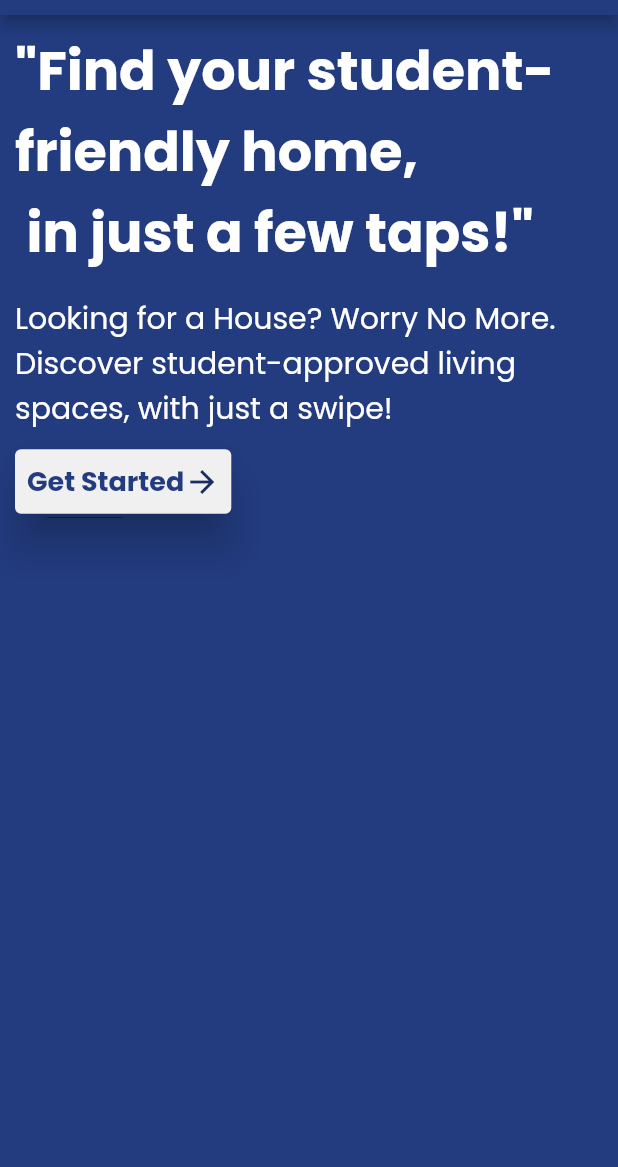
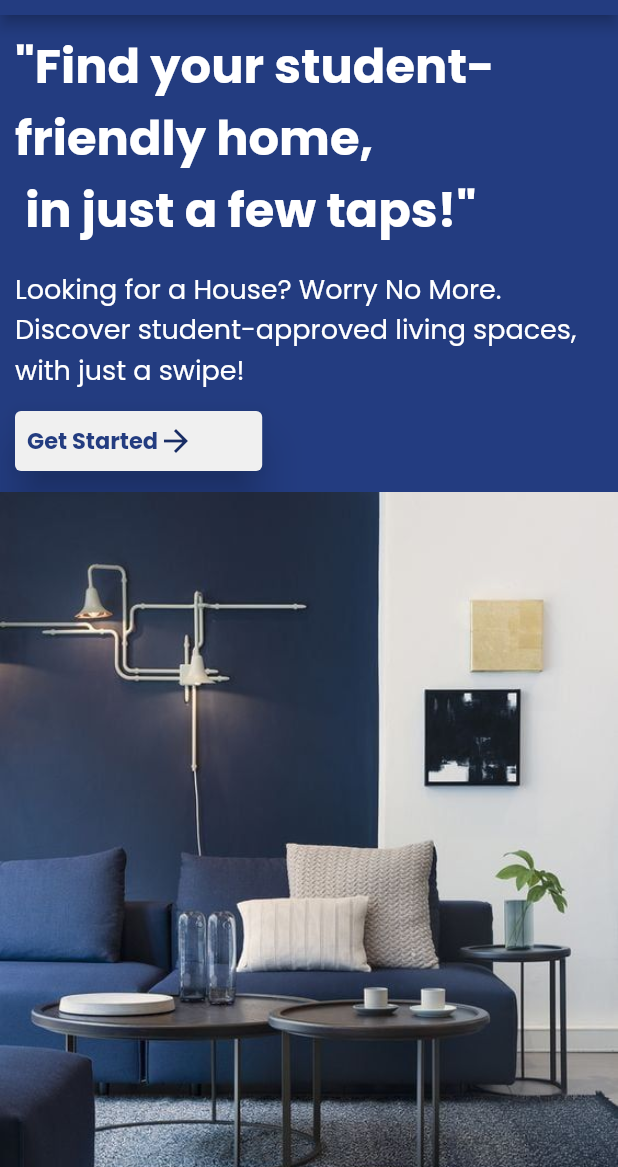
Before and after one commit to Ivy-Murage/Mini_Project_Real_Estate_App, a Flutter app: the screen it shows after launch, on a phone screen of 412 x 824 dp, the part 69-1236 px from its top. Run offline on Flutter 3.47's test engine with Material 2 defaults, Android fonts, the phone set to English and light mode, and no system bars; our stand-ins replace google_fonts.

Commit message:
add image

```diff
--- a/lib/landingPage.dart
+++ b/lib/landingPage.dart
@@ -3,13 +3,14 @@ import 'package:flutter/material.dart';
 class LandingPage extends StatelessWidget {
   @override
   Widget build(BuildContext context) {
-    return Container(
+    return Expanded(
+        child: Container(
             color: Color(0xff233C80),
             child: Column(
               children: [
-            Padding(
+                Container(
+                  child: Padding(
                     padding: const EdgeInsets.all(10.0),
-              child: Container(
                     child: Column(
                       crossAxisAlignment: CrossAxisAlignment.start,
                       mainAxisAlignment: MainAxisAlignment.spaceBetween,
@@ -18,21 +19,21 @@ class LandingPage extends StatelessWidget {
                             '"Find your student-friendly home, \n in just a few taps!"',
                             style: TextStyle(
                                 fontWeight: FontWeight.bold,
-                            fontSize: 36,
+                                fontSize: 32,
                                 color: Color(0xffFFFFFF))),
                         SizedBox(height: 15),
                         Text(
                           "Looking for a House? Worry No More. Discover student-approved living spaces, with just a swipe!",
                           style: TextStyle(
                             color: Color(0xffFFFFFF),
-                        fontSize: 20,
+                            fontSize: 18,
                           ),
                         ),
                         SizedBox(
                           height: 10,
                         ),
                         Container(
-                        width: MediaQuery.of(context).size.width * 0.35,
+                            width: MediaQuery.of(context).size.width * 0.4,
                             child: ButtonTheme(
                                 minWidth: 150.0,
                                 height: 50.0,
@@ -45,7 +46,7 @@ class LandingPage extends StatelessWidget {
                                         style: TextStyle(
                                             color: Color(0xff233C80),
                                             fontWeight: FontWeight.bold,
-                                        fontSize: 18),
+                                            fontSize: 15),
                                       ),
                                       Icon(
                                         Icons.arrow_forward_sharp,
@@ -56,12 +57,13 @@ class LandingPage extends StatelessWidget {
                                   style: ElevatedButton.styleFrom(
                                       elevation: 12.0,
                                       backgroundColor: Color(0XFFF0F0F0)),
-                            )))
+                                ))),
                       ],
                     ),
                   ),
-            )
+                ),
+                Image(image: AssetImage('assets/images/home2.jpg'))
               ],
-        ));
+            )));
   }
 }
--- a/pubspec.yaml
+++ b/pubspec.yaml
@@ -59,9 +59,9 @@ flutter:
   uses-material-design: true
 
   # To add assets to your application, add an assets section, like this:
-  # assets:
-  #   - images/a_dot_burr.jpeg
-  #   - images/a_dot_ham.jpeg
+  assets:
+    - assets/images/home3.jpg
+    - assets/images/home2.jpg
 
   # An image asset can refer to one or more resolution-specific "variants", see
   # https://flutter.dev/assets-and-images/#resolution-aware
```
Also changed, not shown: assets/images/home2.jpg (added). Lines whose indentation alone changed are shown as unchanged.
